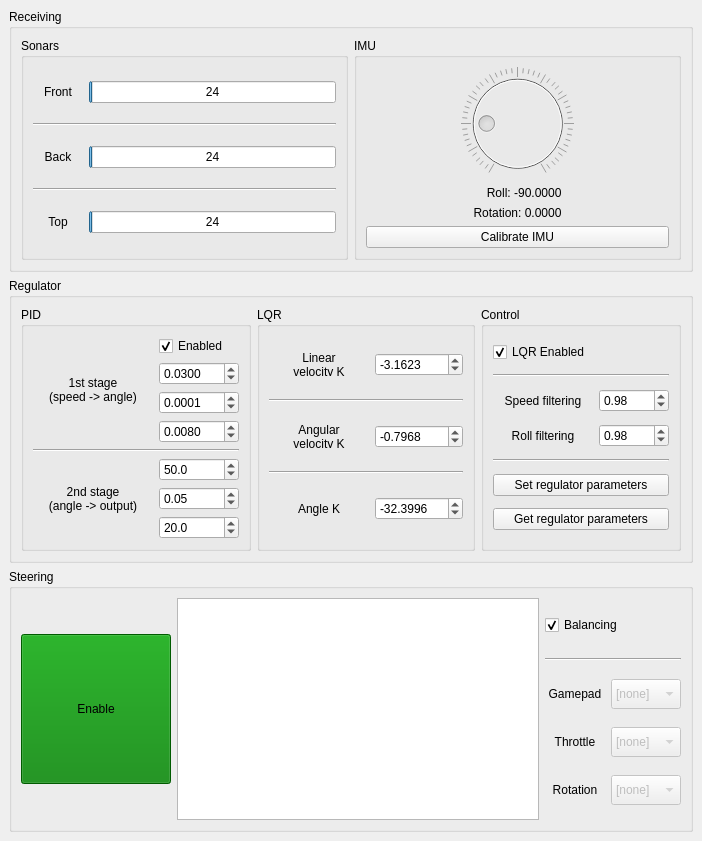
This is src/rys_control/remote/src/UI/Layouts/RysRemoteMainWindowLayout.ui in GroupOfRobots/MiniRysV4ROS2 as Qt 5 draws it before an edit. The edited form follows.
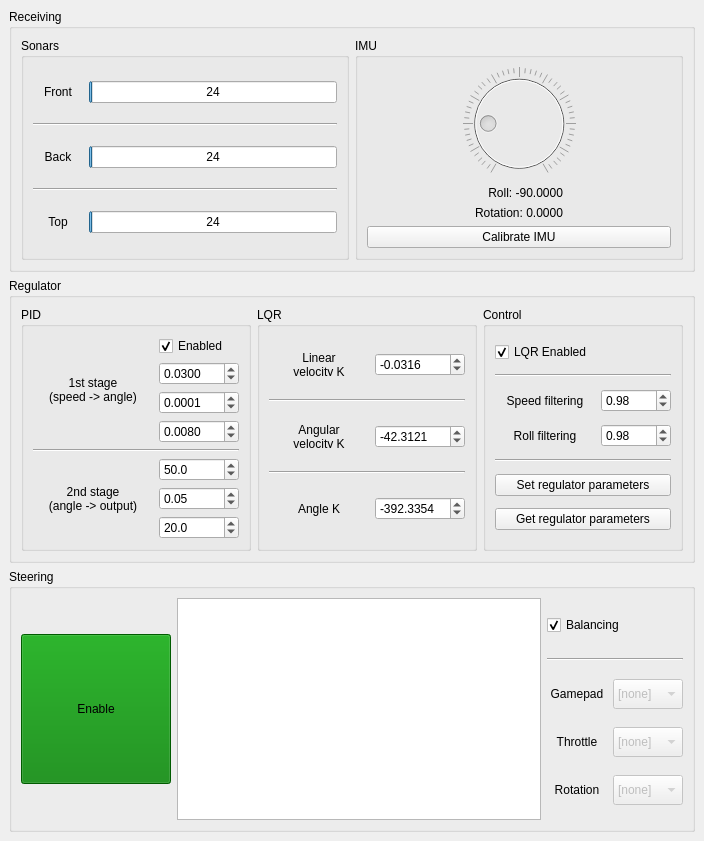
This is the edited form.

Commit message: rys_remote: updated LQR default values, increased minimum spinbox width

```diff
--- a/src/rys_control/remote/src/UI/Layouts/RysRemoteMainWindowLayout.ui
+++ b/src/rys_control/remote/src/UI/Layouts/RysRemoteMainWindowLayout.ui
@@ -552,7 +552,7 @@
              <widget class="QDoubleSpinBox" name="lqrLinearVelocityKSpinBox">
               <property name="minimumSize">
                <size>
-                <width>80</width>
+                <width>90</width>
                 <height>0</height>
                </size>
               </property>
@@ -569,7 +569,7 @@
                <double>0.001000000000000</double>
               </property>
               <property name="value">
-               <double>-3.162300000000000</double>
+               <double>-0.031600000000000</double>
               </property>
              </widget>
             </item>
@@ -605,7 +605,7 @@
              <widget class="QDoubleSpinBox" name="lqrAngularVelocityKSpinBox">
               <property name="minimumSize">
                <size>
-                <width>80</width>
+                <width>90</width>
                 <height>0</height>
                </size>
               </property>
@@ -622,7 +622,7 @@
                <double>0.001000000000000</double>
               </property>
               <property name="value">
-               <double>-0.796800000000000</double>
+               <double>-42.312100000000001</double>
               </property>
              </widget>
             </item>
@@ -657,7 +657,7 @@
              <widget class="QDoubleSpinBox" name="lqrAngleKSpinBox">
               <property name="minimumSize">
                <size>
-                <width>80</width>
+                <width>90</width>
                 <height>0</height>
                </size>
               </property>
@@ -674,7 +674,7 @@
                <double>0.001000000000000</double>
               </property>
               <property name="value">
-               <double>-32.399600000000000</double>
+               <double>-392.335399999999993</double>
               </property>
              </widget>
             </item>
```
The commit also changes 1 other file.
